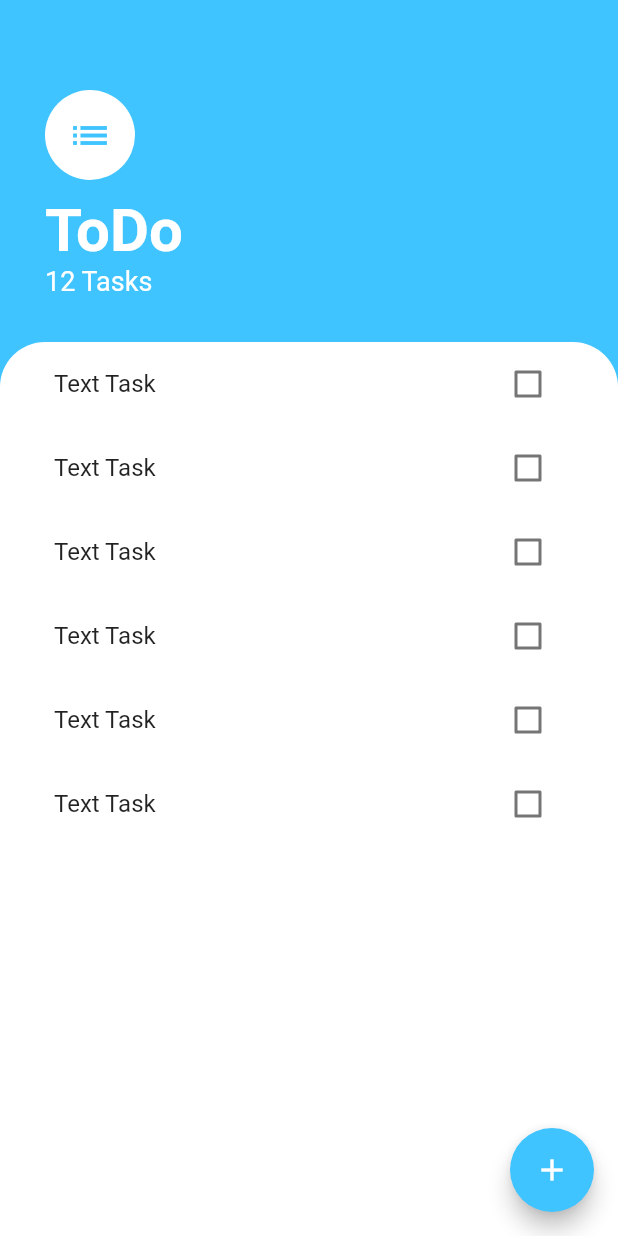
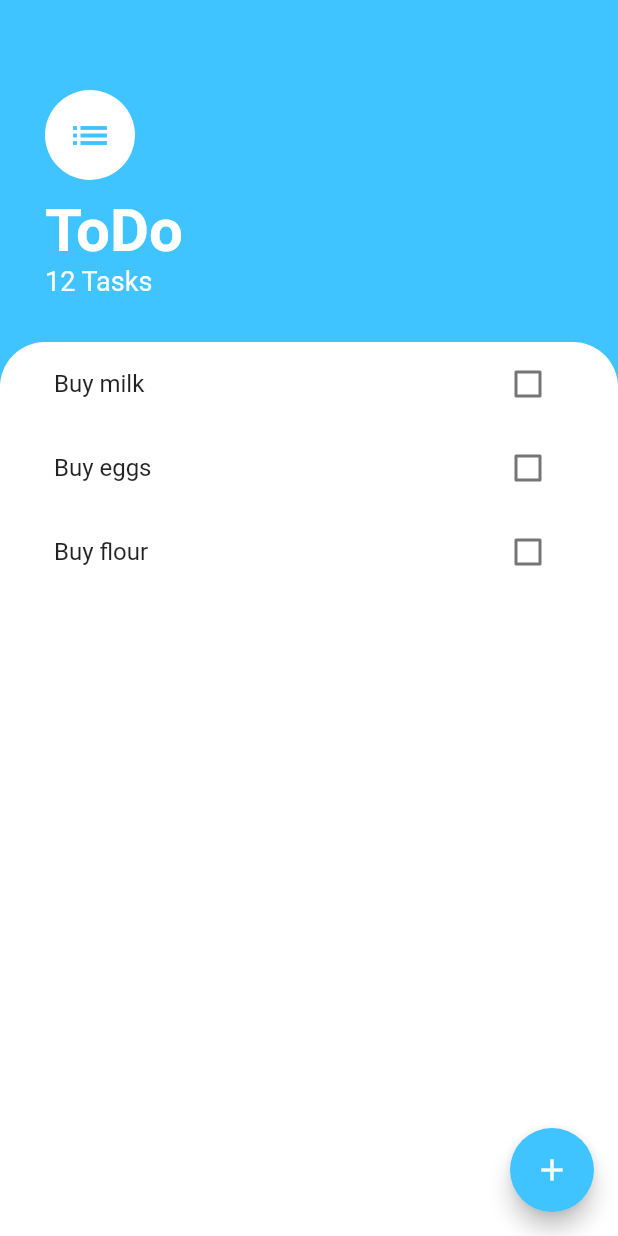
Before and after one commit to Robfeb/flutterprojects, a Flutter app: the screen it shows after launch, on a phone screen of 412 x 824 dp. Run offline on Flutter 3.47's test engine with Material 2 defaults, Android fonts, the phone set to English and light mode, and no system bars; our stand-ins replace animated_text_kit, audioplayers, cloud_firestore, firebase_auth, flutter_spinkit, font_awesome_flutter and 3 more; accounts and stored records are empty.

Commit message:
add checkbox functionality and task list

```diff
--- /dev/null
+++ b/todolist_flutter/lib/models/task.dart
@@ -0,0 +1,8 @@
+class Task {
+  final String name;
+  bool isDone;
+  Task({this.name, this.isDone = false});
+  void toggleDone() {
+    isDone = !isDone;
+  }
+}
--- a/todolist_flutter/lib/widgets/task_list.dart
+++ b/todolist_flutter/lib/widgets/task_list.dart
@@ -1,18 +1,33 @@
 import 'package:flutter/cupertino.dart';
+import 'package:todolistflutter/models/task.dart';
 import 'package:todolistflutter/widgets/task_tile.dart';
 
-class TaskList extends StatelessWidget {
-  final text;
-  TaskList({this.text});
+class TaskList extends StatefulWidget {
+  @override
+  _TaskListState createState() => _TaskListState();
+}
+
+class _TaskListState extends State<TaskList> {
+  List<Task> tasks = [
+    Task(name: 'Buy milk'),
+    Task(name: 'Buy eggs'),
+    Task(name: 'Buy flour'),
+  ];
   @override
   Widget build(BuildContext context) {
-    return ListView(children: <Widget>[
-      TaskTile(text: 'text task'),
-      TaskTile(text: 'text task'),
-      TaskTile(text: 'text task'),
-      TaskTile(text: 'text task'),
-      TaskTile(text: 'text task'),
-      TaskTile(text: 'text task'),
-    ]);
+    return ListView.builder(
+      itemBuilder: (context, index) {
+        return TaskTile(
+          taskTitle: tasks[index].name,
+          isChecked: tasks[index].isDone,
+          checkboxCallback: (value) {
+            setState(() {
+              tasks[index].toggleDone();
+            });
+          },
+        );
+      },
+      itemCount: tasks.length,
+    );
   }
 }
--- a/todolist_flutter/lib/widgets/task_tile.dart
+++ b/todolist_flutter/lib/widgets/task_tile.dart
@@ -1,32 +1,26 @@
 import 'package:flutter/cupertino.dart';
 import 'package:flutter/material.dart';
 
-class TaskTile extends StatefulWidget {
-  final String text;
-  TaskTile({this.text});
-
-  @override
-  _TaskTileState createState() => _TaskTileState();
-}
-
-class _TaskTileState extends State<TaskTile> {
-  bool isChecked = false;
-  void checkBoxCallBack(bool checkBoxState) {
-    setState(() {
-      isChecked = checkBoxState;
-    });
-  }
+class TaskTile extends StatelessWidget {
+  final String taskTitle;
+  final bool isChecked;
+  final Function checkboxCallback;
+  TaskTile({this.taskTitle, this.isChecked, this.checkboxCallback});
 
   @override
   Widget build(BuildContext context) {
     return ListTile(
       title: Text(
-        'Text Task',
+        taskTitle,
         style: TextStyle(
             decoration:
                 isChecked ? TextDecoration.lineThrough : TextDecoration.none),
       ),
-      trailing: TaskCheckBox(isChecked, checkBoxCallBack),
+      trailing: Checkbox(
+        activeColor: Colors.lightBlueAccent,
+        value: isChecked,
+        onChanged: checkboxCallback,
+      ),
     );
   }
 }
```
